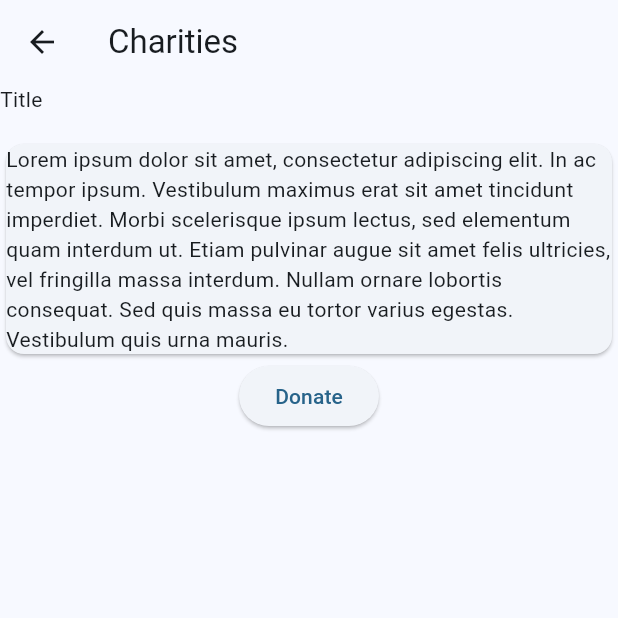
After one commit to spaaacy/give-now, a Flutter app: the CharityDetail screen opened directly, on a phone screen of 412 x 824 dp, the top half of it. The commit adds this screen. Run offline on Flutter 3.47's test engine with Material 2 defaults, Android fonts, the phone set to English and light mode, and no system bars.

Commit message:
Began charity detail

```diff
--- /dev/null
+++ b/lib/ui/charity_page/charity_detail.dart
@@ -0,0 +1,39 @@
+import 'package:flutter/material.dart';
+import 'package:give_n_go/util/constants.dart';
+
+class CharityDetail extends StatelessWidget {
+  const CharityDetail({Key? key}) : super(key: key);
+
+  @override
+  Widget build(BuildContext context) {
+    return Scaffold(
+        appBar: AppBar(
+          title: const Text('Charities'),
+        ),
+        body: Column(children: [
+          Row(
+            children: [
+              // TODO: Logo
+              Text('Title'),
+            ],
+          ),
+
+          const SizedBox(height: 8.0),
+
+          // TODO: Flutter Map
+
+          const SizedBox(height: 8.0),
+
+          Card(
+            child: Text(sampleDescription),
+          ),
+
+          ElevatedButton(
+              onPressed: () {
+                // TODO: Show dialog
+              },
+              child: const Text('Donate')
+          ),
+        ]));
+  }
+}
--- /dev/null
+++ b/lib/ui/charity_page/charity_detail_state.dart
@@ -0,0 +1,5 @@
+import 'package:flutter/foundation.dart';
+
+class CharityDetailState extends ChangeNotifier {
+
+}
--- a/lib/ui/home_page/home_page.dart
+++ b/lib/ui/home_page/home_page.dart
@@ -27,7 +27,7 @@ class MayBankHP extends StatelessWidget {
         child: _widgetOptions.elementAt(homePageProvider.selectedIndex),
       ),
       bottomNavigationBar: BottomNavigationBar(
-          items: <BottomNavigationBarItem>[
+          items: const <BottomNavigationBarItem>[
             BottomNavigationBarItem(
                 icon: Icon(Icons.home),
                 label: 'Home',
--- /dev/null
+++ b/lib/util/constants.dart
@@ -0,0 +1 @@
+const String sampleDescription = 'Lorem ipsum dolor sit amet, consectetur adipiscing elit. In ac tempor ipsum. Vestibulum maximus erat sit amet tincidunt imperdiet. Morbi scelerisque ipsum lectus, sed elementum quam interdum ut. Etiam pulvinar augue sit amet felis ultricies, vel fringilla massa interdum. Nullam ornare lobortis consequat. Sed quis massa eu tortor varius egestas. Vestibulum quis urna mauris.';
```
